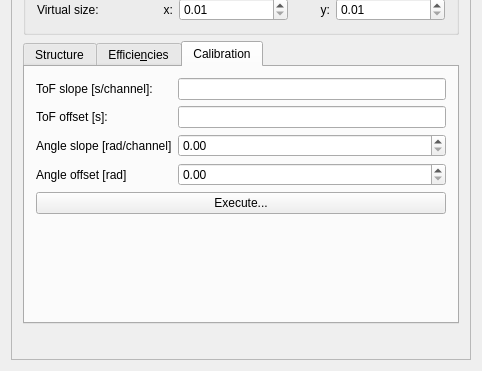
Above: ui_files/ui_request_detector_settings.ui from JYU-IBA/potku before the change; both pictures show x 0 to 482 and y 267 to 638 of the 482 by 638 pixel window. Below: the same form after it.
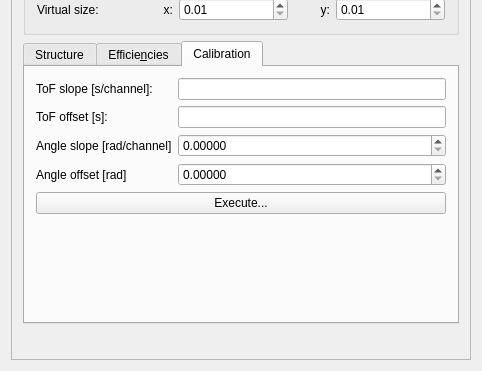
That is the form after the change. The open tabs and pages were chosen to show the change. Icons and pictures are not drawn.

Commit message: Add more decimals to calibration angle_slope and angle_offset

The edit to the form file:
```diff
--- a/ui_files/ui_request_detector_settings.ui
+++ b/ui_files/ui_request_detector_settings.ui
@@ -608,10 +608,18 @@
                   </widget>
                  </item>
                  <item row="5" column="1">
-                  <widget class="QDoubleSpinBox" name="angleOffsetLineEdit"/>
+                  <widget class="QDoubleSpinBox" name="angleOffsetLineEdit">
+                   <property name="decimals">
+                    <number>5</number>
+                   </property>
+                  </widget>
                  </item>
                  <item row="4" column="1">
-                  <widget class="QDoubleSpinBox" name="angleSlopeLineEdit"/>
+                  <widget class="QDoubleSpinBox" name="angleSlopeLineEdit">
+                   <property name="decimals">
+                    <number>5</number>
+                   </property>
+                  </widget>
                  </item>
                 </layout>
                </item>
```
The commit also changes 1 other file.
